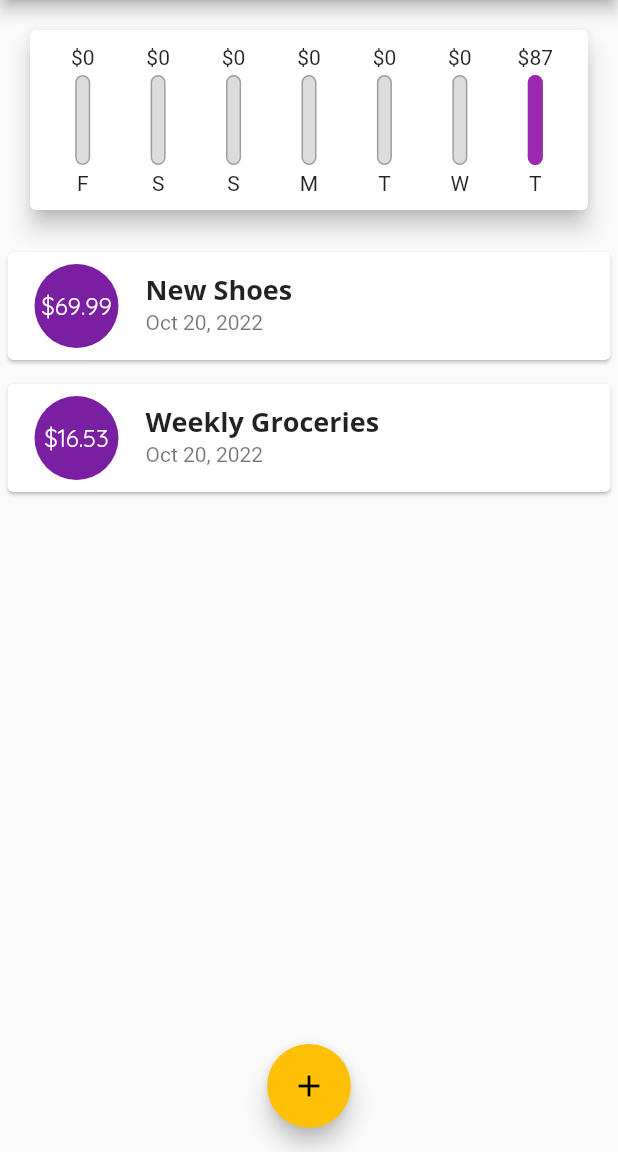
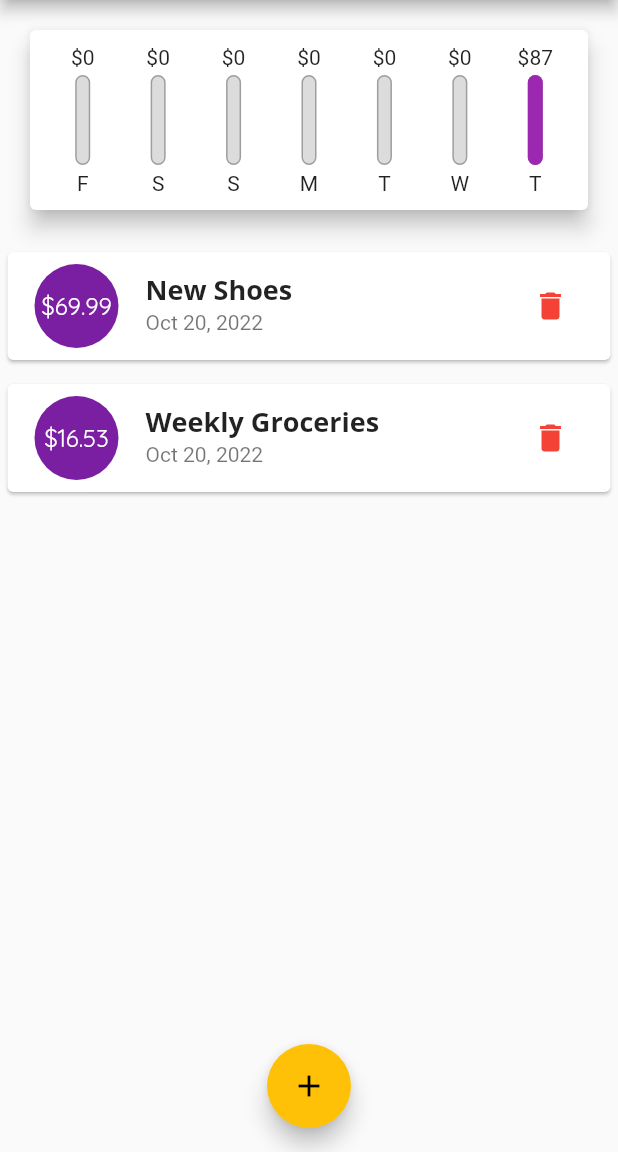
Before and after one commit to AB0s/Personal-Expense-App, a Flutter app: the screen it shows after launch, on a phone screen of 412 x 824 dp, the part 84-1236 px from its top. Run offline on Flutter 3.47's test engine with Material 2 defaults, Android fonts, the phone set to English and light mode, and no system bars.

Commit message:
Deleting Transactions

```diff
--- a/lib/main.dart
+++ b/lib/main.dart
@@ -23,6 +23,7 @@ class MyApp extends StatelessWidget {
                   fontSize: 18,
                 ),
             button: TextStyle(color:Colors.white)
+
               ),
           appBarTheme: AppBarTheme(
             textTheme: ThemeData.light().textTheme.copyWith(
@@ -82,6 +83,12 @@ class _MyHomePageState extends State<MyHomePage> {
       _userTransactions.add(newTx);
     });
   }
+  void _deleteTransaction(String id){
+    setState((){
+      _userTransactions.removeWhere((tx)=>tx.id==id);
+    });
+
+  }
 
   void _startAddNewTransaction(BuildContext ctx) {
     showModalBottomSheet(
@@ -116,7 +123,7 @@ class _MyHomePageState extends State<MyHomePage> {
           crossAxisAlignment: CrossAxisAlignment.stretch,
           children:[
             Chart(_recentTransactions),
-            TransactionList(_userTransactions),
+            TransactionList(_userTransactions,_deleteTransaction),
           ],
         ),
       ),
--- a/lib/widgets/transaction_list.dart
+++ b/lib/widgets/transaction_list.dart
@@ -6,8 +6,8 @@ import '../models/transaction.dart';
 
 class TransactionList extends StatelessWidget {
   final List<Transaction> transactions;
-
-  const TransactionList(this.transactions);
+  final Function deleteTx;
+  const TransactionList(this.transactions,this.deleteTx);
 
   @override
   Widget build(BuildContext context) {
@@ -33,14 +33,14 @@ class TransactionList extends StatelessWidget {
           : ListView.builder(
               itemBuilder: (ctx, index) {
                 return Card(
-                  margin: EdgeInsets.symmetric(vertical: 8,horizontal: 5),
+                  margin: EdgeInsets.symmetric(vertical: 8, horizontal: 5),
                   child: ListTile(
-                    leading: CircleAvatar(radius: 30,
+                    leading: CircleAvatar(
+                      radius: 30,
                       child: Padding(
                         padding: const EdgeInsets.all(6.0),
                         child: FittedBox(
-                            child: Text('\$${transactions[index].amount}')
-                        ),
+                            child: Text('\$${transactions[index].amount}')),
                       ),
                     ),
                     title: Text(
@@ -50,6 +50,11 @@ class TransactionList extends StatelessWidget {
                     subtitle: Text(
                       DateFormat.yMMMd().format(transactions[index].date),
                     ),
+                    trailing: IconButton(
+                      icon: Icon(Icons.delete),
+                      color: Colors.red,
+                      onPressed: ()=>deleteTx(transactions[index].id),
+                    ),
                   ),
                 );
               },
```
